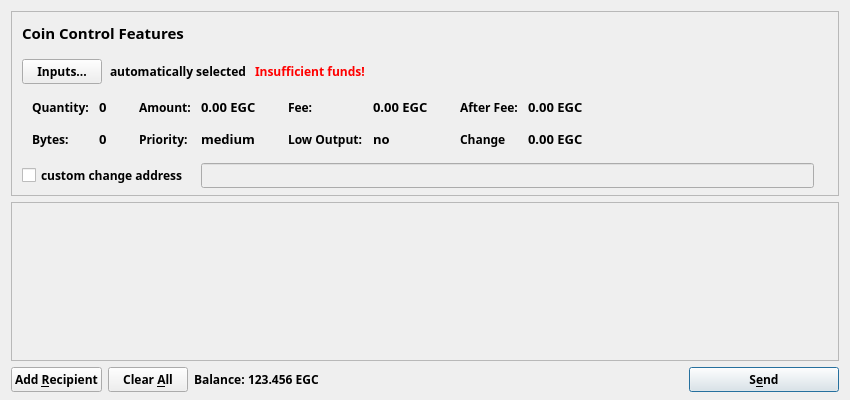
Before: the Qt Designer form src/qt/forms/sendcoinsdialog.ui in EverGreenCoinDev/EverGreenCoin, drawn with Qt 5.
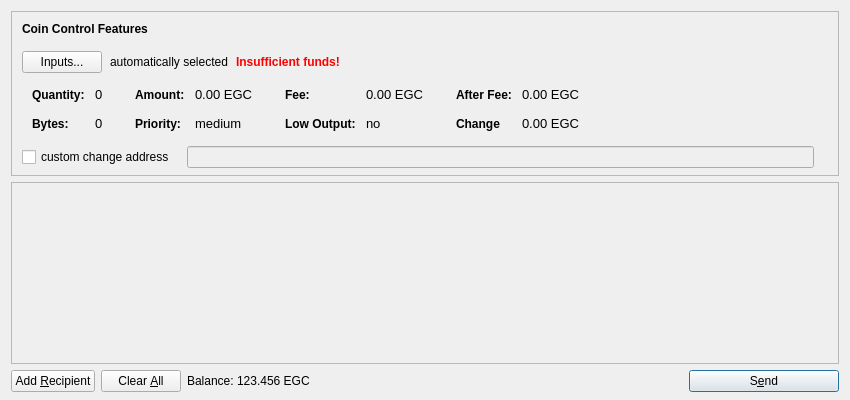
After: the same form once the commit is applied. Icons and pictures are not drawn.

Commit message: Remove typola

Patch:
```diff
--- a/src/qt/forms/sendcoinsdialog.ui
+++ b/src/qt/forms/sendcoinsdialog.ui
@@ -33,9 +33,8 @@
      </property>
      <property name="font">
       <font>
-       <family>Typola</family>
-       <weight>75</weight>
-       <bold>true</bold>
+       <weight>50</weight>
+       <bold>false</bold>
        <stylestrategy>PreferAntialias</stylestrategy>
       </font>
      </property>
@@ -87,11 +86,8 @@
             </property>
             <property name="font">
              <font>
-              <family>Typola</family>
-              <pointsize>11</pointsize>
               <weight>75</weight>
               <bold>true</bold>
-              <stylestrategy>PreferAntialias</stylestrategy>
              </font>
             </property>
             <property name="styleSheet">
@@ -116,9 +112,8 @@
            <widget class="QPushButton" name="pushButtonCoinControl">
             <property name="font">
              <font>
-              <family>Typola</family>
-              <weight>75</weight>
-              <bold>true</bold>
+              <weight>50</weight>
+              <bold>false</bold>
               <stylestrategy>PreferAntialias</stylestrategy>
              </font>
             </property>
@@ -134,9 +129,8 @@
            <widget class="QLabel" name="labelCoinControlAutomaticallySelected">
             <property name="font">
              <font>
-              <family>Typola</family>
-              <weight>75</weight>
-              <bold>true</bold>
+              <weight>50</weight>
+              <bold>false</bold>
               <stylestrategy>PreferAntialias</stylestrategy>
              </font>
             </property>
@@ -152,10 +146,8 @@
            <widget class="QLabel" name="labelCoinControlInsuffFunds">
             <property name="font">
              <font>
-              <family>Typola</family>
               <weight>75</weight>
               <bold>true</bold>
-              <stylestrategy>PreferAntialias</stylestrategy>
              </font>
             </property>
             <property name="styleSheet">
@@ -173,9 +165,8 @@
            <spacer name="horizontalSpacerCoinControl">
             <property name="font">
              <font>
-              <family>Typola</family>
-              <weight>75</weight>
-              <bold>true</bold>
+              <weight>50</weight>
+              <bold>false</bold>
               <stylestrategy>PreferAntialias</stylestrategy>
              </font>
             </property>
@@ -208,9 +199,8 @@
           </property>
           <property name="font">
            <font>
-            <family>Typola</family>
-            <weight>75</weight>
-            <bold>true</bold>
+            <weight>50</weight>
+            <bold>false</bold>
             <stylestrategy>PreferAntialias</stylestrategy>
            </font>
           </property>
@@ -262,10 +252,8 @@
                 <widget class="QLabel" name="labelCoinControlQuantityText">
                  <property name="font">
                   <font>
-                   <family>Typola</family>
                    <weight>75</weight>
                    <bold>true</bold>
-                   <stylestrategy>PreferAntialias</stylestrategy>
                   </font>
                  </property>
                  <property name="styleSheet">
@@ -283,10 +271,9 @@
                 <widget class="QLabel" name="labelCoinControlQuantity">
                  <property name="font">
                   <font>
-                   <family>Typola</family>
                    <pointsize>10</pointsize>
-                   <weight>75</weight>
-                   <bold>true</bold>
+                   <weight>50</weight>
+                   <bold>false</bold>
                    <stylestrategy>PreferAntialias</stylestrategy>
                   </font>
                  </property>
@@ -311,10 +298,8 @@
                 <widget class="QLabel" name="labelCoinControlBytesText">
                  <property name="font">
                   <font>
-                   <family>Typola</family>
                    <weight>75</weight>
                    <bold>true</bold>
-                   <stylestrategy>PreferAntialias</stylestrategy>
                   </font>
                  </property>
                  <property name="styleSheet">
@@ -329,10 +314,9 @@
                 <widget class="QLabel" name="labelCoinControlBytes">
                  <property name="font">
                   <font>
-                   <family>Typola</family>
                    <pointsize>10</pointsize>
-                   <weight>75</weight>
-                   <bold>true</bold>
+                   <weight>50</weight>
+                   <bold>false</bold>
                    <stylestrategy>PreferAntialias</stylestrategy>
                   </font>
                  </property>
@@ -373,10 +357,8 @@
                 <widget class="QLabel" name="labelCoinControlAmountText">
                  <property name="font">
                   <font>
-                   <family>Typola</family>
                    <weight>75</weight>
                    <bold>true</bold>
-                   <stylestrategy>PreferAntialias</stylestrategy>
                   </font>
                  </property>
                  <property name="styleSheet">
@@ -394,10 +376,9 @@
                 <widget class="QLabel" name="labelCoinControlAmount">
                  <property name="font">
                   <font>
-                   <family>Typola</family>
                    <pointsize>10</pointsize>
-                   <weight>75</weight>
-                   <bold>true</bold>
+                   <weight>50</weight>
+                   <bold>false</bold>
                    <stylestrategy>PreferAntialias</stylestrategy>
                   </font>
                  </property>
@@ -419,10 +400,8 @@
                 <widget class="QLabel" name="labelCoinControlPriorityText">
                  <property name="font">
                   <font>
-                   <family>Typola</family>
                    <weight>75</weight>
                    <bold>true</bold>
-                   <stylestrategy>PreferAntialias</stylestrategy>
                   </font>
                  </property>
                  <property name="styleSheet">
@@ -437,10 +416,9 @@
                 <widget class="QLabel" name="labelCoinControlPriority">
                  <property name="font">
                   <font>
-                   <family>Typola</family>
                    <pointsize>10</pointsize>
-                   <weight>75</weight>
-                   <bold>true</bold>
+                   <weight>50</weight>
+                   <bold>false</bold>
                    <stylestrategy>PreferAntialias</stylestrategy>
                   </font>
                  </property>
@@ -481,10 +459,8 @@
                 <widget class="QLabel" name="labelCoinControlFeeText">
                  <property name="font">
                   <font>
-                   <family>Typola</family>
                    <weight>75</weight>
                    <bold>true</bold>
-                   <stylestrategy>PreferAntialias</stylestrategy>
                   </font>
                  </property>
                  <property name="styleSheet">
@@ -502,10 +478,9 @@
                 <widget class="QLabel" name="labelCoinControlFee">
                  <property name="font">
                   <font>
-                   <family>Typola</family>
                    <pointsize>10</pointsize>
-                   <weight>75</weight>
-                   <bold>true</bold>
+                   <weight>50</weight>
+                   <bold>false</bold>
                    <stylestrategy>PreferAntialias</stylestrategy>
                   </font>
                  </property>
@@ -527,10 +502,8 @@
                 <widget class="QLabel" name="labelCoinControlLowOutputText">
                  <property name="font">
                   <font>
-                   <family>Typola</family>
                    <weight>75</weight>
                    <bold>true</bold>
-                   <stylestrategy>PreferAntialias</stylestrategy>
                   </font>
                  </property>
                  <property name="styleSheet">
@@ -545,10 +518,9 @@
                 <widget class="QLabel" name="labelCoinControlLowOutput">
                  <property name="font">
                   <font>
-                   <family>Typola</family>
                    <pointsize>10</pointsize>
-                   <weight>75</weight>
-                   <bold>true</bold>
+                   <weight>50</weight>
+                   <bold>false</bold>
                    <stylestrategy>PreferAntialias</stylestrategy>
                   </font>
                  </property>
@@ -589,10 +561,8 @@
                 <widget class="QLabel" name="labelCoinControlAfterFeeText">
                  <property name="font">
                   <font>
-                   <family>Typola</family>
                    <weight>75</weight>
                    <bold>true</bold>
-                   <stylestrategy>PreferAntialias</stylestrategy>
                   </font>
                  </property>
                  <property name="styleSheet">
@@ -610,10 +580,9 @@
                 <widget class="QLabel" name="labelCoinControlAfterFee">
                  <property name="font">
                   <font>
-                   <family>Typola</family>
                    <pointsize>10</pointsize>
-                   <weight>75</weight>
-                   <bold>true</bold>
+                   <weight>50</weight>
+                   <bold>false</bold>
                    <stylestrategy>PreferAntialias</stylestrategy>
                   </font>
                  </property>
@@ -635,10 +604,8 @@
                 <widget class="QLabel" name="labelCoinControlChangeText">
                  <property name="font">
                   <font>
-                   <family>Typola</family>
                    <weight>75</weight>
                    <bold>true</bold>
-                   <stylestrategy>PreferAntialias</stylestrategy>
                   </font>
                  </property>
                  <property name="styleSheet">
@@ -653,10 +620,9 @@
                 <widget class="QLabel" name="labelCoinControlChange">
                  <property name="font">
                   <font>
-                   <family>Typola</family>
                    <pointsize>10</pointsize>
-                   <weight>75</weight>
-                   <bold>true</bold>
+                   <weight>50</weight>
+                   <bold>false</bold>
                    <stylestrategy>PreferAntialias</stylestrategy>
                   </font>
                  </property>
@@ -699,9 +665,8 @@
            <widget class="QCheckBox" name="checkBoxCoinControlChange">
             <property name="font">
              <font>
-              <family>Typola</family>
-              <weight>75</weight>
-              <bold>true</bold>
+              <weight>50</weight>
+              <bold>false</bold>
               <stylestrategy>PreferAntialias</stylestrategy>
              </font>
             </property>
@@ -723,9 +688,8 @@
             </property>
             <property name="font">
              <font>
-              <family>Typola</family>
-              <weight>75</weight>
-              <bold>true</bold>
+              <weight>50</weight>
+              <bold>false</bold>
               <stylestrategy>PreferAntialias</stylestrategy>
              </font>
             </property>
@@ -747,9 +711,8 @@
             </property>
             <property name="font">
              <font>
-              <family>Typola</family>
-              <weight>75</weight>
-              <bold>true</bold>
+              <weight>50</weight>
+              <bold>false</bold>
               <stylestrategy>PreferAntialias</stylestrategy>
              </font>
             </property>
@@ -767,9 +730,8 @@
          <spacer name="verticalSpacerCoinControl">
           <property name="font">
            <font>
-            <family>Typola</family>
-            <weight>75</weight>
-            <bold>true</bold>
+            <weight>50</weight>
+            <bold>false</bold>
             <stylestrategy>PreferAntialias</stylestrategy>
            </font>
           </property>
@@ -793,9 +755,8 @@
     <widget class="QScrollArea" name="scrollArea">
      <property name="font">
       <font>
-       <family>Typola</family>
-       <weight>75</weight>
-       <bold>true</bold>
+       <weight>50</weight>
+       <bold>false</bold>
        <stylestrategy>PreferAntialias</stylestrategy>
       </font>
      </property>
@@ -808,7 +769,7 @@
         <x>0</x>
         <y>0</y>
         <width>830</width>
-        <height>175</height>
+        <height>166</height>
        </rect>
       </property>
       <layout class="QVBoxLayout" name="verticalLayout_2">
@@ -835,9 +796,8 @@
         <spacer name="verticalSpacer">
          <property name="font">
           <font>
-           <family>Typola</family>
-           <weight>75</weight>
-           <bold>true</bold>
+           <weight>50</weight>
+           <bold>false</bold>
            <stylestrategy>PreferAntialias</stylestrategy>
           </font>
          </property>
@@ -862,9 +822,8 @@
       <widget class="QPushButton" name="addButton">
        <property name="font">
         <font>
-         <family>Typola</family>
-         <weight>75</weight>
-         <bold>true</bold>
+         <weight>50</weight>
+         <bold>false</bold>
          <stylestrategy>PreferAntialias</stylestrategy>
         </font>
        </property>
@@ -893,9 +852,8 @@
        </property>
        <property name="font">
         <font>
-         <family>Typola</family>
-         <weight>75</weight>
-         <bold>true</bold>
+         <weight>50</weight>
+         <bold>false</bold>
          <stylestrategy>PreferAntialias</stylestrategy>
         </font>
        </property>
@@ -932,9 +890,8 @@
          </property>
          <property name="font">
           <font>
-           <family>Typola</family>
-           <weight>75</weight>
-           <bold>true</bold>
+           <weight>50</weight>
+           <bold>false</bold>
            <stylestrategy>PreferAntialias</stylestrategy>
           </font>
          </property>
@@ -953,9 +910,8 @@
          </property>
          <property name="font">
           <font>
-           <family>Typola</family>
-           <weight>75</weight>
-           <bold>true</bold>
+           <weight>50</weight>
+           <bold>false</bold>
            <stylestrategy>PreferAntialias</stylestrategy>
           </font>
          </property>
@@ -976,9 +932,8 @@
       <spacer name="horizontalSpacer">
        <property name="font">
         <font>
-         <family>Typola</family>
-         <weight>75</weight>
-         <bold>true</bold>
+         <weight>50</weight>
+         <bold>false</bold>
          <stylestrategy>PreferAntialias</stylestrategy>
         </font>
        </property>
@@ -1003,9 +958,8 @@
        </property>
        <property name="font">
         <font>
-         <family>Typola</family>
-         <weight>75</weight>
-         <bold>true</bold>
+         <weight>50</weight>
+         <bold>false</bold>
          <stylestrategy>PreferAntialias</stylestrategy>
         </font>
        </property>
```
The commit also changes 15 other files.
